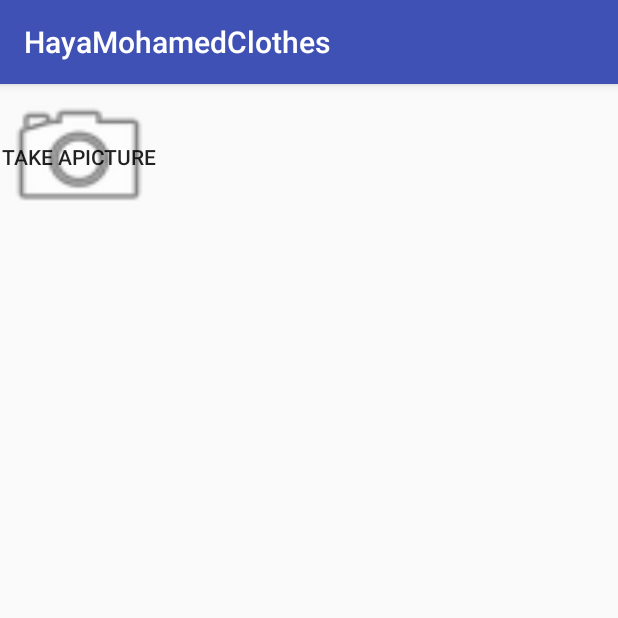
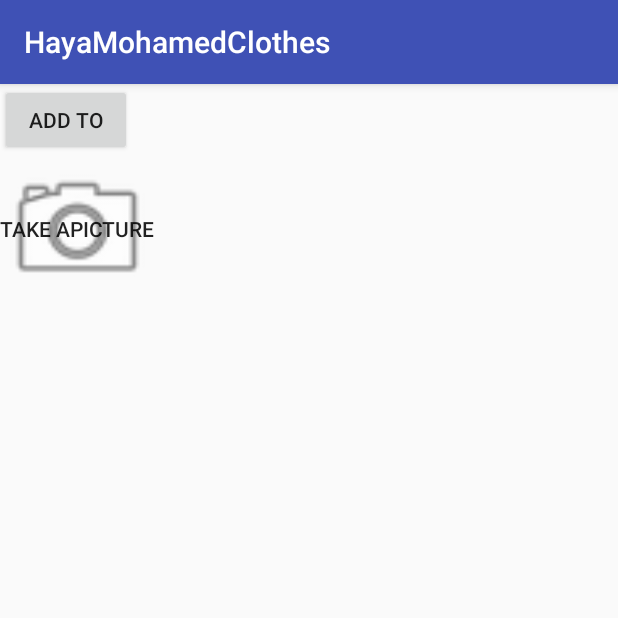
Before and after one commit to alsalamcse/HayaMohamedClothes, an Android app: the AddPicturre screen opened directly, with no data from a screen before it, on a phone screen of 412 x 824 dp, the top half of it. Run offline under Robolectric (Android 15) with nearby library versions, the light colour scheme and no system bars.

Commit message:
taking pgoto22

```diff
--- a/app/src/main/java/com/example/samsun81/hayamohamedclothes/AddPicturre.java
+++ b/app/src/main/java/com/example/samsun81/hayamohamedclothes/AddPicturre.java
@@ -13,13 +13,14 @@ public class AddPicturre extends AppCompatActivity {
 
      Button BtTake;
     ImageView imageView;
+    private Button btAdd;
     private  static  final int CAN_REQUEST=1313;
 
     @Override
     protected void onCreate(Bundle savedInstanceState) {
         super.onCreate(savedInstanceState);
         setContentView(R.layout.activity_add_picturre);
-
+        btAdd=(Button)findViewById(R.id.btAdd);
         BtTake=(Button) findViewById(R.id.BtButton);
         imageView=(ImageView)findViewById(R.id.imageView);
         BtTake.setOnClickListener(new btnTakePhotoClicker());
--- a/app/src/main/res/layout/activity_add_picturre.xml
+++ b/app/src/main/res/layout/activity_add_picturre.xml
@@ -1,30 +1,36 @@
 <?xml version="1.0" encoding="utf-8"?>
-<android.support.constraint.ConstraintLayout xmlns:android="http://schemas.android.com/apk/res/android"
+<LinearLayout xmlns:android="http://schemas.android.com/apk/res/android"
     xmlns:app="http://schemas.android.com/apk/res-auto"
     xmlns:tools="http://schemas.android.com/tools"
     android:layout_width="match_parent"
     android:layout_height="match_parent"
-    tools:context="com.example.samsun81.hayamohamedclothes.AddPicturre">
+    android:orientation="vertical"
+    tools:context="com.example.samsun81.hayamohamedclothes.AddPicturre"
+    android:weightSum="1">
+
+    <Button
+        android:id="@+id/button2"
+        android:layout_width="wrap_content"
+        android:layout_height="wrap_content"
+        android:text="Add To" />
 
     <Button
         android:id="@+id/BtButton"
-        android:layout_width="105dp"
+        android:layout_width="wrap_content"
         android:layout_height="97dp"
         android:background="@android:drawable/ic_menu_camera"
         android:text="Take aPICTURE"
         tools:layout_editor_absoluteX="140dp"
-        tools:layout_editor_absoluteY="114dp" />
+        tools:layout_editor_absoluteY="16dp" />
 
     <ImageView
-        android:layout_width="124dp"
-        android:layout_height="495dp"
         android:id="@+id/imageView"
+        android:layout_width="match_parent"
+        android:layout_height="369dp"
+        android:layout_below="@+id/button"
         android:scaleType="centerCrop"
-        tools:layout_editor_absoluteY="8dp"
-        tools:layout_editor_absoluteX="8dp"
-        android:layout_below="@+id/button"
-        />
+        tools:layout_editor_absoluteX="9dp"
+        tools:layout_editor_absoluteY="136dp" />
 
 
-
-</android.support.constraint.ConstraintLayout>
+</LinearLayout>
--- a/app/src/main/res/layout/activity_my_clost.xml
+++ b/app/src/main/res/layout/activity_my_clost.xml
@@ -32,12 +32,6 @@
 
     </android.support.design.widget.AppBarLayout>
 
-    <android.support.v4.view.ViewPager
-        android:id="@+id/container"
-        android:layout_width="match_parent"
-        android:layout_height="match_parent"
-        app:layout_behavior="@string/appbar_scrolling_view_behavior" />
-
     <android.support.design.widget.FloatingActionButton
         android:id="@+id/floatingActionButton"
         android:layout_width="wrap_content"
@@ -49,4 +43,10 @@
         app:layout_anchorGravity="bottom|right"
         app:srcCompat="@android:drawable/ic_menu_camera" />
 
+    <android.support.v4.view.ViewPager
+        android:id="@+id/container"
+        android:layout_width="match_parent"
+        android:layout_height="match_parent"
+        app:layout_behavior="@string/appbar_scrolling_view_behavior" />
+
 </android.support.design.widget.CoordinatorLayout>
--- a/app/src/main/res/layout/activity_sign_up.xml
+++ b/app/src/main/res/layout/activity_sign_up.xml
@@ -33,7 +33,7 @@
         android:layout_height="40dp"
         android:ems="10"
         android:hint="Repassword"
-        android:inputType="numberPassword"
+        android:inputType="textPassword"
         tools:layout_editor_absoluteX="16dp"
         tools:layout_editor_absoluteY="159dp" />
 
--- a/app/src/main/res/values/ids.xml
+++ b/app/src/main/res/values/ids.xml
@@ -3,4 +3,5 @@
     <item name="etRepass" type="id">etPass</item>
     <item name="fab" type="id" />
     <item name="btCamera" type="id" />
+    <item name="btAdd" type="id" />
 </resources>
```
